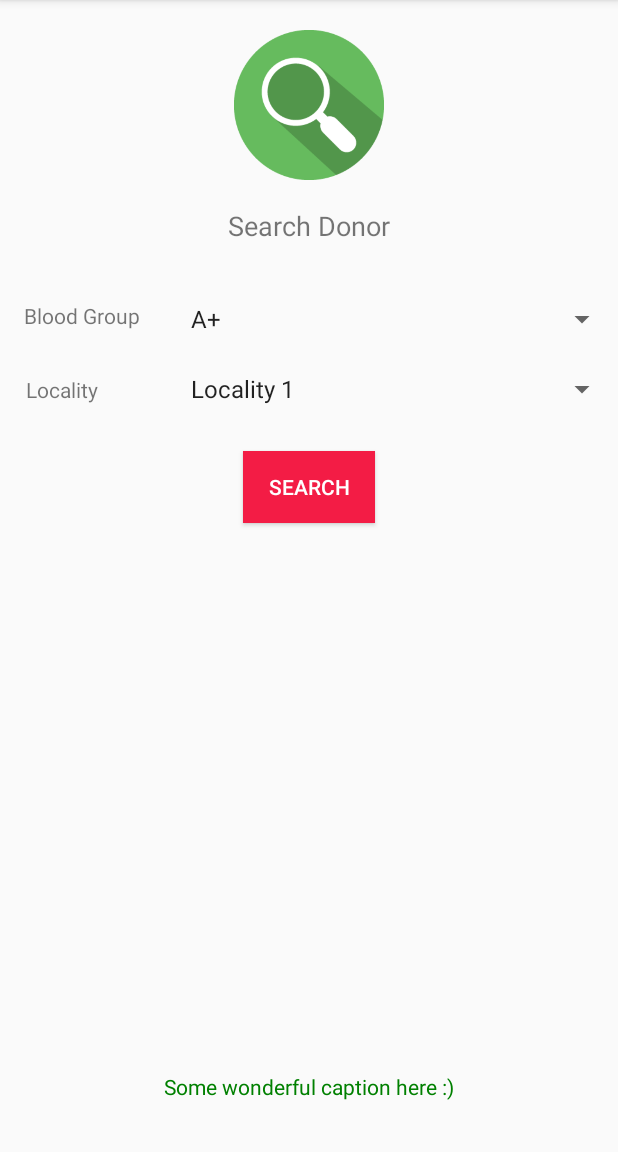
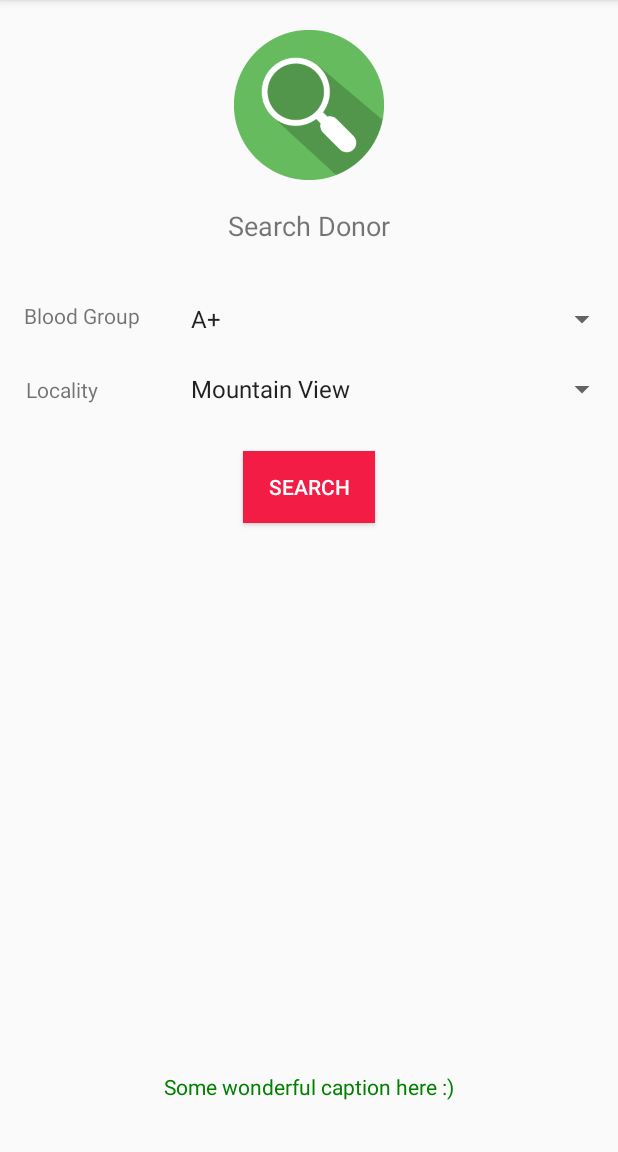
Before and after one commit to DextorAntony/RedCells2, an Android app: the searchview screen opened directly, with no data from a screen before it, on a phone screen of 412 x 824 dp, the part 84-1236 px from its top. Run offline under Robolectric (Android 15) with nearby library versions, the light colour scheme and no system bars.

Commit message:
Working fine

```diff
--- a/app/build.gradle
+++ b/app/build.gradle
@@ -28,4 +28,6 @@ dependencies {
     testImplementation 'junit:junit:4.12'
     androidTestImplementation 'androidx.test.ext:junit:1.1.1'
     androidTestImplementation 'androidx.test.espresso:espresso-core:3.2.0'
+    implementation 'androidx.cardview:cardview:1.0.0'
+    implementation 'androidx.constraintlayout:constraintlayout:1.1.3'
 }
--- a/app/src/main/java/com/redcells/MainActivity.java
+++ b/app/src/main/java/com/redcells/MainActivity.java
@@ -66,7 +66,7 @@ public class MainActivity extends AppCompatActivity {
                 String name1 = name.getText().toString();
                 String mobile1 = mobile.getText().toString();
                 String blood1 = blood.getSelectedItem().toString();
-                String combo = name1 + "," + mobile1 + "," + dob + "," + location;
+                String combo = name1 + "," + mobile1 + "," + location + "," + dob;
 
                 if (blood1.equals("") || mobile1.equals("") || location.equals("Tap to detect") ) {
                     Toast.makeText(MainActivity.this, "Please fill all the details.", Toast.LENGTH_SHORT).show();
--- a/app/src/main/java/com/redcells/Search.java
+++ b/app/src/main/java/com/redcells/Search.java
@@ -54,6 +54,7 @@ public class Search extends AppCompatActivity {
             public void onItemClick(AdapterView<?> parent, View view, int position, long id) {
                 int pos = parent.getPositionForView(view);
                 String na = mylist.get(pos * 3);
+
                 String pan = mylist.get((pos * 3) + 2);
                 final String ph = mylist.get((pos * 3) + 1);
                 phone2=ph;
--- a/app/src/main/res/layout/activity_home.xml
+++ b/app/src/main/res/layout/activity_home.xml
@@ -9,7 +9,7 @@
     android:paddingLeft="0dp"
     android:paddingRight="0dp"
     android:paddingTop="0dp"
-    tools:context="opensource.celento.bloodbank.Home">
+    tools:context=".Home">
 
 
     <TextView
--- a/app/src/main/res/layout/activity_search.xml
+++ b/app/src/main/res/layout/activity_search.xml
@@ -8,7 +8,8 @@
     android:paddingLeft="0dp"
     android:paddingRight="0dp"
     android:paddingTop="0dp"
-    tools:context="opensource.celento.bloodbank.Search">
+    tools:context=".Search">
+
     <RelativeLayout
         android:layout_width="20dp"
         android:layout_height="70dp"
--- a/app/src/main/res/values/strings.xml
+++ b/app/src/main/res/values/strings.xml
@@ -12,7 +12,7 @@
     </string-array>
     <string-array name="panch">
 
-        <item>Locality 1</item>
+        <item>Mountain View</item>
         <item>Locality 2</item>
         <item>Locality 3</item>
         <item>Locality 4</item>
```
